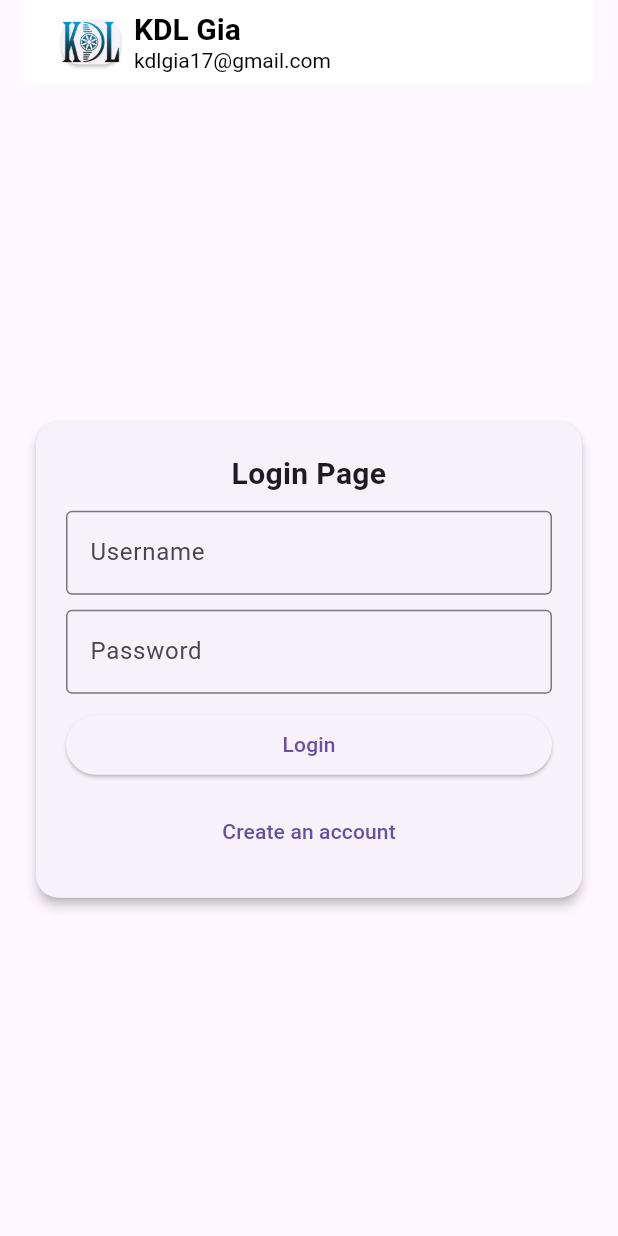
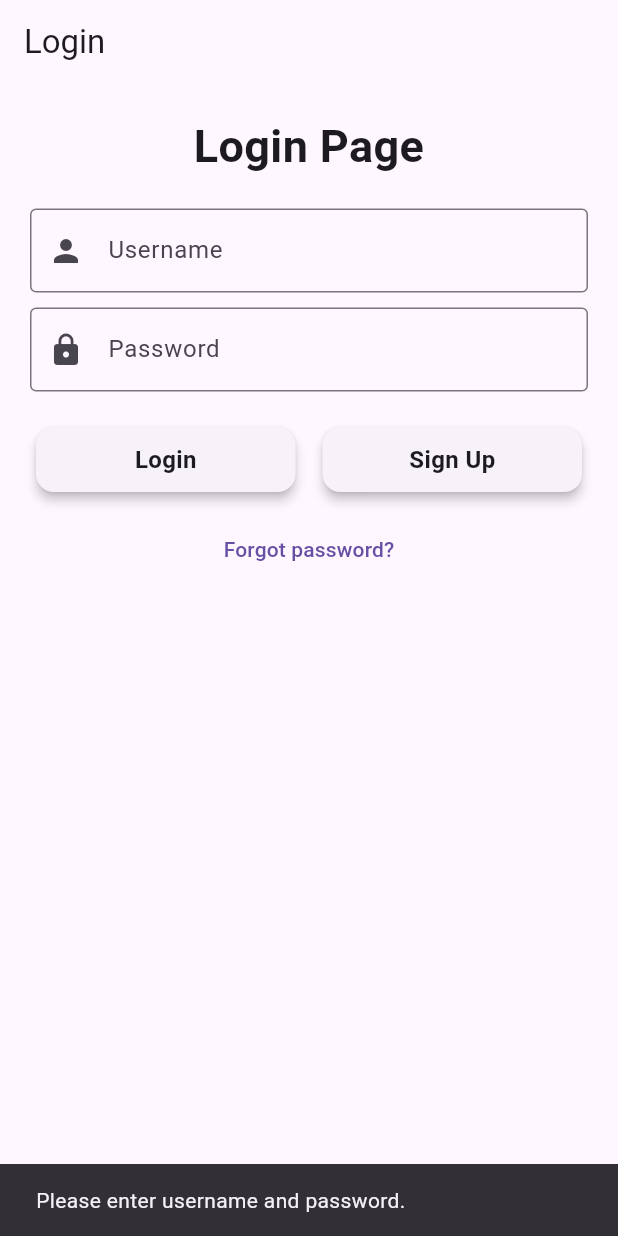
Before and after one commit to Shivam0819/ProjectKdlGiaApp, a Flutter app: the screen it shows after launch, after a tap on "Login", on a phone screen of 412 x 824 dp. Run offline on Flutter 3.47's test engine with Material 3 defaults, Android fonts, the phone set to English and light mode, and no system bars; our stand-ins replace google_fonts, video_player.

Commit message:
13/05/2024 api implement on login page working on Ui

```diff
--- a/kdlgia/lib/registeration/login_page.dart
+++ b/kdlgia/lib/registeration/login_page.dart
@@ -2,109 +2,87 @@ import 'package:flutter/material.dart';
 import 'package:kdlgia/navigation_pages/home_page.dart';
 import 'package:kdlgia/registeration/signup_page.dart';
 import 'package:kdlgia/style/constant.dart';
+import 'package:http/http.dart' as http;
+import 'dart:convert';
+
 import 'package:kdlgia/style/search_card_ui.dart';
 
+class LoginPage extends StatelessWidget {
+  final TextEditingController _usernameController = TextEditingController();
+  final TextEditingController _passwordController = TextEditingController();
 
+  Future<Map<String, String>> login(String username, String password) async {
+    String url = 'https://www.kdlgia.com/login';
+    Map<String, String> headers = {
+      'Accept': 'application/json, text/javascript, */*; q=0.01',
+      'Content-Type': 'application/x-www-form-urlencoded; charset=UTF-8',
+    };
+    Map<String, String> body = {
+      'miniapp': 'mob',
+      'user_name': username,
+      'user_pwd': password,
+    };
 
-class LoginPage extends StatefulWidget {
-  const LoginPage({ super.key });
+    try {
+      http.Response response =
+          await http.post(Uri.parse(url), headers: headers, body: body);
 
-  @override
-  _LoginPageState createState() => _LoginPageState();
+      Map<String, dynamic> jsonResponse = json.decode(response.body);
+
+      // Now you can access individual fields of the decoded response
+      String message = jsonResponse['m']; // "Login successful"
+      int status = jsonResponse['s']; // 1
+      String url_r = jsonResponse['url']; // "/user/"
+      String mobToken = jsonResponse['data']['Mob-Token'];
+
+      print('Message: $message');
+      print('Status: $status');
+      print('URL: $url_r');
+      print('Mob Token: $mobToken');
+
+      Map<String, String> results = {
+        "Message": message,
+        'Status': status.toString(),
+        'Url': url_r,
+        'MobToken': mobToken
+      };
+
+      return results;
+    } catch (e) {
+      // An error occurred during the HTTP request, handle it here
+      print('Error: $e');
+      // You can return an error response or re-throw the exception here
+      throw e;
+    }
   }
 
-class _LoginPageState extends State<LoginPage> {
-  final TextEditingController _usernameController = TextEditingController();
-  final TextEditingController _passwordController = TextEditingController();
   @override
   Widget build(BuildContext context) {
     return Scaffold(
       appBar: AppBar(
-        title: AppBar(
-        backgroundColor: Colors.white,
-        title: Row(
-          mainAxisAlignment:
-              MainAxisAlignment.start, // Align items to start and end
-          children: [
-            Padding(
-                padding: const EdgeInsets.all(paddingCard),
-                child: Card(
-                  child: Image.asset(
-                    'assets/Images/company_logo.png',
-                    height: 30,
+        title: const Text('Login'),
       ),
-                )),
-            const Column(
-              crossAxisAlignment: CrossAxisAlignment.start,
-              children: [
-                Text(
-                  "KDL Gia",
-                  style: TextStyle(
-                    color: Colors.black,
-                    fontSize: 20,
-                    fontWeight: FontWeight.bold,
-                  ),
-                ),
-                Text(
-                  "kdlgia17@gmail.com",
-                  style: TextStyle(
-                    color: Colors.black,
-                    fontSize: 14,
-                  ),
-                ),
-              ],
-            ),
-            // Padding(
-            //   padding: const EdgeInsets.all(8.0),
-            //   child: GestureDetector(
-            //     onTap: () {
-            //       // Add code to handle logout
-            //     },
-            //     child: Card(
-            //       elevation: 4,
-            //       shape: CircleBorder(),
-            //       child: Padding(
-            //         padding: const EdgeInsets.all(8.0),
-            //         child: Icon(
-            //           Icons.exit_to_app,
-            //           color: Colors.black,
-            //         ),
-            //       ),
-            //     ),
-            //   ),
-            // ),
-          ],
-        ),
-      ),
-      ),
-      body: Center(
-        child: Padding(
-          padding: const EdgeInsets.all(20.0),
-          child: Card(
-            elevation: 3,
-            shape: RoundedRectangleBorder(
-              borderRadius: BorderRadius.circular(15.0),
-            ),
+      body: SingleChildScrollView(
         child: Padding(
           padding: const EdgeInsets.all(20.0),
           child: Column(
-                mainAxisSize: MainAxisSize.min,
             crossAxisAlignment: CrossAxisAlignment.stretch,
             children: [
               const Text(
                 'Login Page',
                 style: TextStyle(
-                      fontSize: 20,
+                  fontSize: 30,
                   fontWeight: FontWeight.bold,
                 ),
                 textAlign: TextAlign.center,
               ),
-                   SizedBox(height: sizedBoxHeight),
+              SizedBox(height: sizedBoxHeight * 2),
               TextField(
                 controller: _usernameController,
                 decoration: const InputDecoration(
                   labelText: 'Username',
                   border: OutlineInputBorder(),
+                  prefixIcon: Icon(Icons.person),
                 ),
               ),
               SizedBox(height: sizedBoxHeight),
@@ -113,52 +91,105 @@ class _LoginPageState extends State<LoginPage> {
                 decoration: const InputDecoration(
                   labelText: 'Password',
                   border: OutlineInputBorder(),
+                  prefixIcon: Icon(Icons.lock),
                 ),
                 obscureText: true,
               ),
-                   SizedBox(height: sizedBoxHeight),
-                  ElevatedButton(
-                    onPressed: () {
-                      // print("Traped");
-                      String username = _usernameController.text;
-                      String password = _passwordController.text;
+              SizedBox(height: sizedBoxHeight * 2),
+              Row(
+                children: [
+                  Expanded(
+                    child: InkWell(
+                      onTap: () {
+                        String username = _usernameController.text.trim();
+                        String password = _passwordController.text.trim();
+
                         if (username.isNotEmpty && password.isNotEmpty) {
-                        // Navigate to the next screen and remove all previous routes from the stack
-                        Navigator.pushAndRemoveUntil(
+                          login(username, password).then((response) {
+                            if (response["Status"] == "1") {
+                              Navigator.pushReplacement(
                                 context,
-                          MaterialPageRoute(builder: (context) => const HomePage()),
-                          (Route)=>false
-
+                                MaterialPageRoute(
+                                    builder: (context) => const HomePage()),
+                              );
+                            } else {
+                              ScaffoldMessenger.of(context).showSnackBar(
+                                SnackBar(
+                                    content: Text(
+                                        'Login failed. Please try again.')),
+                              );
+                            }
+                          }).catchError((error) {
+                            ScaffoldMessenger.of(context).showSnackBar(
+                              SnackBar(
+                                  content: Text(
+                                      'An error occurred. Please try again later.')),
+                            );
+                          });
+                        } else {
+                          ScaffoldMessenger.of(context).showSnackBar(
+                            SnackBar(
+                                content: Text(
+                                    'Please enter username and password.')),
                           );
                         }
                       },
-                    child: const Text('Login'),
+                      child: Card(
+                        elevation: elevationOfCard,
+                        child: Padding(
+                          padding: const EdgeInsets.all(10.0),
+                          child: Center(
+                            child: Text(
+                              'Login',
+                              style: TextStyle(
+                                fontSize: 16,
+                                fontWeight: FontWeight.bold,
+                              ),
+                            ),
+                          ),
+                        ),
+                      ),
+                    ),
+                  ),
+                  SizedBox(width: 10), // Adjust the width as needed
+                  Expanded(
+                    child: InkWell(
+                      onTap: () {
+                        return null;
+                      },
+                      child: Card(
+                        elevation: elevationOfCard,
+                        child: Padding(
+                          padding: const EdgeInsets.all(10.0),
+                          child: Center(
+                            child: Text(
+                              'Sign Up',
+                              style: TextStyle(
+                                fontSize: 16,
+                                fontWeight: FontWeight.bold,
+                              ),
+                            ),
+                          ),
+                        ),
+                      ),
+                    ),
+                  ),
+                ],
               ),
               SizedBox(height: sizedBoxHeight),
-                  TextButton(
+              Align(
+                alignment: Alignment.center,
+                child: TextButton(
                   onPressed: () {
-                      Navigator.push(context, MaterialPageRoute(builder: (context) => SignUpPage())); // Replace '/signup' with your signup screen route
+                    // Navigator.push(context, MaterialPageRoute(builder: (context) => ForgotPasswordPage()));
                   },
-                    child: const Text('Create an account'),
+                  child: const Text('Forgot password?'),
+                ),
               ),
             ],
           ),
         ),
       ),
-        ),
-      ),
     );
-
   }
 }
-
-// class LoginPage extends StatelessWidget {
-//   final TextEditingController _usernameController = TextEditingController();
-//   final TextEditingController _passwordController = TextEditingController();
-
-
-//   @override
-//   Widget build(BuildContext context) {
-//     return
-//   }
-// }
```
Lines whose indentation alone changed are shown as unchanged.
